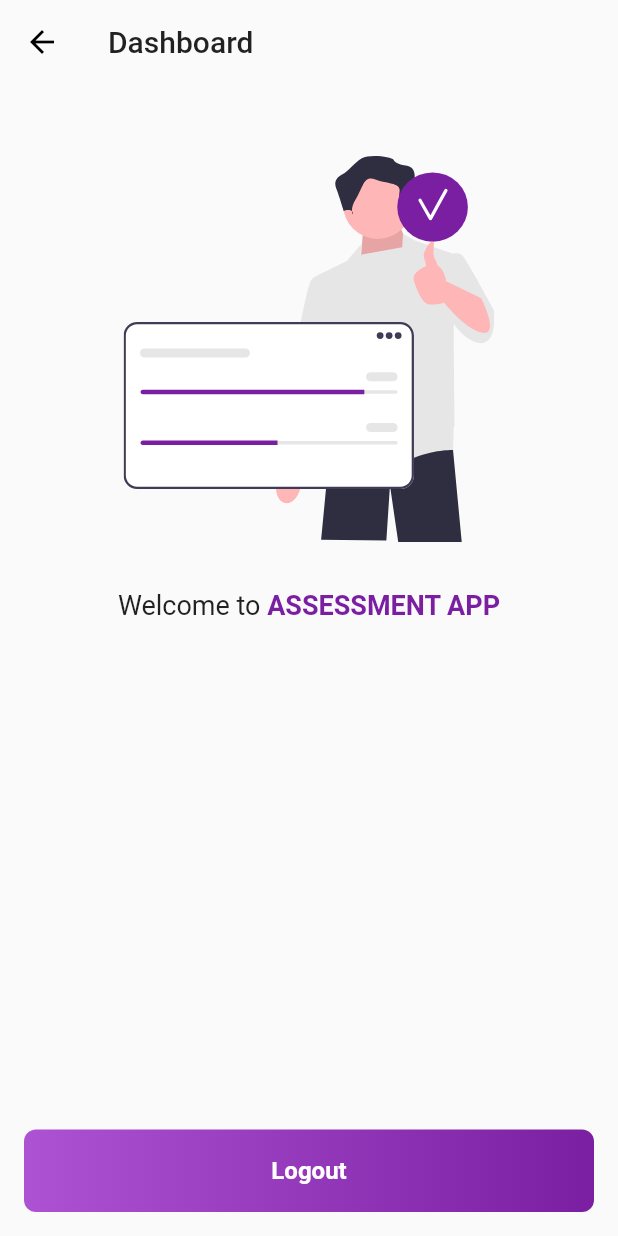
After one commit to Hamdal/ourpass_assessment, a Flutter app: the DashboardPage screen opened by its route, on a phone screen of 412 x 824 dp. The commit adds this screen. Run offline on Flutter 3.47's test engine with Material 2 defaults, Android fonts, the phone set to English and light mode, and no system bars; our stand-ins replace built_value, cloud_firestore, dartz, equatable, firebase_auth, firebase_core and 6 more; accounts and stored records are empty.

Commit message:
add homepage page

```diff
--- a/lib/core/router/route_paths.dart
+++ b/lib/core/router/route_paths.dart
@@ -4,4 +4,5 @@ class RoutePaths {
   static const String createAccountPage = 'createAccount';
   static const String loginPage = 'login';
   static const String otpVerificationPage = 'otpVerification';
+  static const String dashboardPage = 'dashboard';
 }
--- a/lib/core/router/router.dart
+++ b/lib/core/router/router.dart
@@ -4,6 +4,7 @@ import 'package:ourpass_assessment/features/authentication/presentation/pages/au
 import 'package:ourpass_assessment/features/authentication/presentation/pages/create_account/create_account_page.dart';
 import 'package:ourpass_assessment/features/authentication/presentation/pages/login/login_page.dart';
 import 'package:ourpass_assessment/features/authentication/presentation/pages/otp_verification/otp_verification_page.dart';
+import 'package:ourpass_assessment/features/dashboard/presentation/pages/dashboard/dashboard_page.dart';
 import 'package:ourpass_assessment/features/splashscreen/presentation/pages/splashscreen.dart';
 
 class AppRouter {
@@ -19,6 +20,8 @@ class AppRouter {
         return MaterialPageRoute(builder: (_) => const LoginPage());
       case RoutePaths.otpVerificationPage:
         return MaterialPageRoute(builder: (_) => const OTPVerificationPage());
+      case RoutePaths.dashboardPage:
+        return MaterialPageRoute(builder: (_) => const DashboardPage());
       default:
         return MaterialPageRoute(
           builder: (_) => Scaffold(
--- a/lib/core/widgets/custom_appbar.dart
+++ b/lib/core/widgets/custom_appbar.dart
@@ -4,16 +4,16 @@ import 'package:flutter/services.dart';
 PreferredSizeWidget getCustomAppBar(
   BuildContext context,
   {
-    List<Widget>? actions
+    List<Widget>? actions,
+    String? title
   }
 ) {
   return AppBar(
     elevation: 0,
-    titleSpacing: 0.0,
-    leading: IconButton(
-      onPressed: () => Navigator.of(context).pop(),
-      icon: const Icon(
-       Icons.arrow_back_ios
+    title: Text(
+      title ?? '',
+      style: const TextStyle(
+        color: Colors.black87,
       )
     ),
     iconTheme: Theme.of(context).iconTheme.copyWith(
--- a/lib/features/authentication/presentation/pages/otp_verification/otp_verification_page.dart
+++ b/lib/features/authentication/presentation/pages/otp_verification/otp_verification_page.dart
@@ -90,7 +90,7 @@ class _OTPVerificationPageState extends State<OTPVerificationPage> {
                   FillWidthButton(
                     onPressed: () {
                       if (provider.loading) return;
-                      provider.initVerifyUser();
+                      provider.initVerifyUser(context);
                     },
                     text: 'Verify',
                     loading: provider.loading
--- /dev/null
+++ b/lib/features/dashboard/presentation/pages/dashboard/dashboard_page.dart
@@ -0,0 +1,80 @@
+import 'package:flutter/material.dart';
+import 'package:flutter_svg/flutter_svg.dart';
+import 'package:ourpass_assessment/config/constants.dart';
+import 'package:ourpass_assessment/config/theme.dart';
+import 'package:ourpass_assessment/core/base_page.dart';
+import 'package:ourpass_assessment/core/widgets/custom_appbar.dart';
+import 'package:ourpass_assessment/core/widgets/fill_width_button.dart';
+import 'package:ourpass_assessment/features/dashboard/presentation/providers/dashboard_page_provider.dart';
+
+
+class DashboardPage extends StatefulWidget {
+  const DashboardPage({Key? key}) : super(key: key);
+
+  @override
+  State<DashboardPage> createState() => _DashboardPageState();
+}
+
+class _DashboardPageState extends State<DashboardPage> {
+  @override
+  Widget build(BuildContext context) {
+    final size = MediaQuery.of(context).size;
+
+    return BasePage<DashboardPageProvider>(
+      child: null,
+      provider: DashboardPageProvider(),
+      builder: (context, provider, child) {
+        return Scaffold(
+          appBar: getCustomAppBar(
+            context,
+            title: 'Dashboard'
+          ),
+          body: Padding(
+            padding: AppDimensions.globalPadding,
+            child: Center(
+              child: Column(
+                children: [
+                  Expanded(
+                    child: Column(
+                      children: [
+                        const SizedBox(height: AppDimensions.large),
+                        SvgPicture.asset(
+                          'assets/images/dashboard_banner.svg',
+                          width: size.width * 0.6,
+                        ),
+                        const SizedBox(height: AppDimensions.large),
+                        RichText(
+                          text: const TextSpan(
+                            text: 'Welcome to ',
+                            style: TextStyle(
+                              color: Colors.black87,
+                              fontSize: 18
+                            ),
+                            children: [
+                              TextSpan(
+                                text: 'ASSESSMENT APP',
+                                style: TextStyle(
+                                  color: AppColors.primary,
+                                  fontWeight: FontWeight.w600
+                                )
+                              )
+                            ]
+                          )
+                        )
+                      ],
+                    ),
+                  ),
+                  const SizedBox(height: AppDimensions.large),
+                  FillWidthButton(
+                    onPressed: () {},
+                    text: 'Logout'
+                  )
+                ],
+              ),
+            ),
+          ),
+        );
+      },
+    );
+  }
+}
--- /dev/null
+++ b/lib/features/dashboard/presentation/providers/dashboard_page_provider.dart
@@ -0,0 +1,3 @@
+import 'package:flutter/cupertino.dart';
+
+class DashboardPageProvider with ChangeNotifier {}
```
Also changed, not shown: lib/features/authentication/presentation/pages/login/login_page.dart (+28 -3 lines), lib/features/authentication/presentation/providers/login_page_provider.dart (+11 -7 lines), lib/features/authentication/presentation/providers/otp_verification_page_provider.dart (+6 -2 lines), assets/images/dashboard_banner.svg (added).
